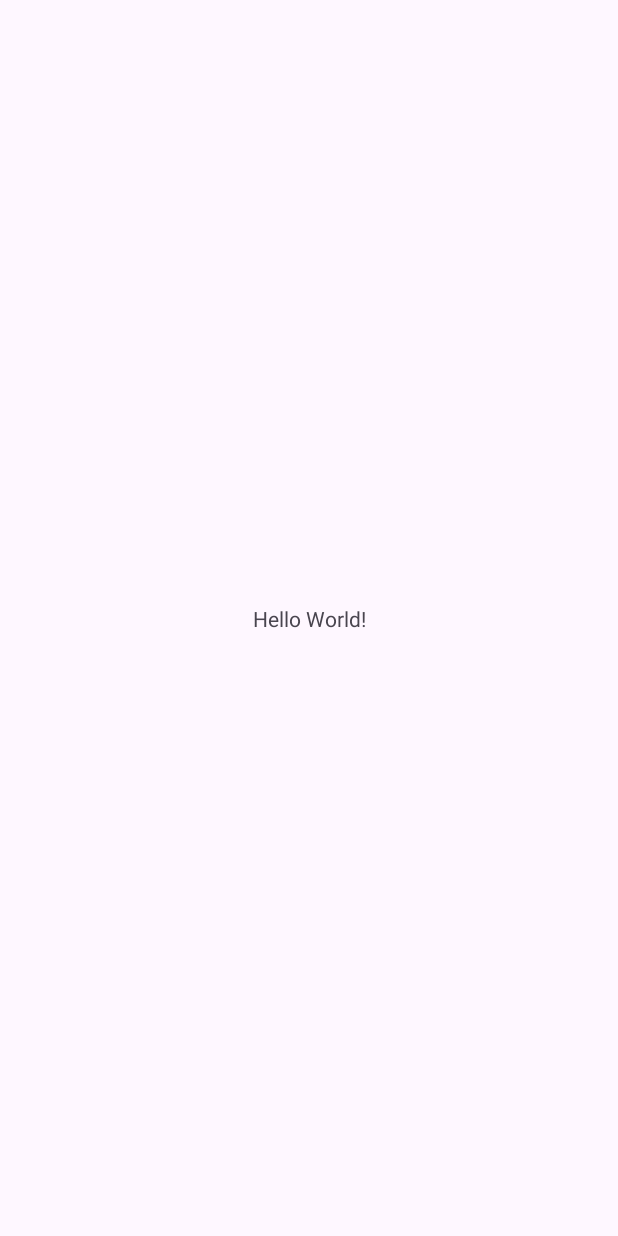
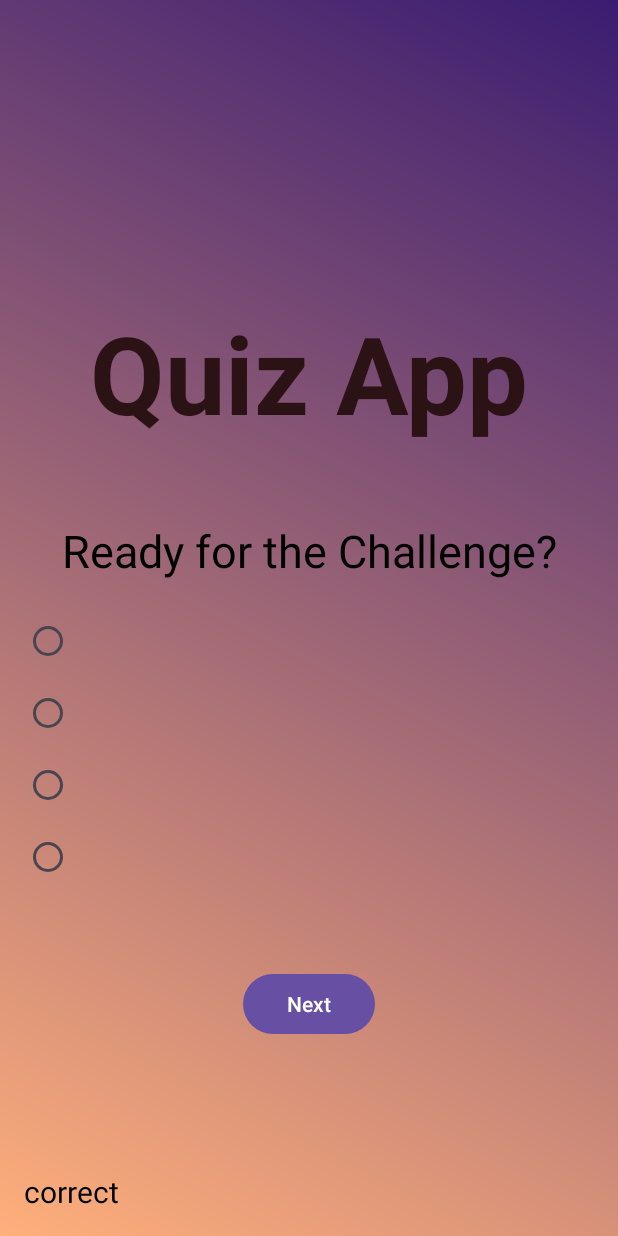
Before and after one commit to MinhNhatQA15101910/TheQuizApp, an Android app: the screen it shows after launch (MainActivity), on a phone screen of 412 x 824 dp. Before the commit the screen is almost empty. Run offline under Robolectric (Android 15) with nearby library versions, the phone set to English and light mode, and no system bars; our stand-ins replace data binding.

Commit message:
Main Activity Layout.

```diff
--- a/app/build.gradle.kts
+++ b/app/build.gradle.kts
@@ -29,6 +29,10 @@ android {
         sourceCompatibility = JavaVersion.VERSION_1_8
         targetCompatibility = JavaVersion.VERSION_1_8
     }
+
+    buildFeatures {
+        dataBinding = true
+    }
 }
 
 dependencies {
--- /dev/null
+++ b/app/src/main/res/drawable/gradient_back.xml
@@ -0,0 +1,13 @@
+<?xml version="1.0" encoding="utf-8"?>
+<shape xmlns:android="http://schemas.android.com/apk/res/android"
+    android:shape="rectangle">
+
+    <gradient
+        android:angle="45"
+        android:endColor="#3A1C71"
+        android:startColor="#FFAF7B"
+        android:type="linear" />
+
+    <corners android:radius="0dp" />
+
+</shape>
--- a/app/src/main/res/layout/activity_main.xml
+++ b/app/src/main/res/layout/activity_main.xml
@@ -1,19 +1,97 @@
 <?xml version="1.0" encoding="utf-8"?>
-<androidx.constraintlayout.widget.ConstraintLayout xmlns:android="http://schemas.android.com/apk/res/android"
+<layout xmlns:android="http://schemas.android.com/apk/res/android"
     xmlns:app="http://schemas.android.com/apk/res-auto"
-    xmlns:tools="http://schemas.android.com/tools"
+    xmlns:tools="http://schemas.android.com/tools">
+
+    <androidx.constraintlayout.widget.ConstraintLayout
         android:id="@+id/main"
         android:layout_width="match_parent"
         android:layout_height="match_parent"
+        android:background="@drawable/gradient_back"
         tools:context=".MainActivity">
 
         <TextView
+            android:id="@+id/title_text_view"
             android:layout_width="wrap_content"
             android:layout_height="wrap_content"
-        android:text="Hello World!"
-        app:layout_constraintBottom_toBottomOf="parent"
+            android:layout_marginTop="200dp"
+            android:text="Quiz App"
+            android:textColor="#2B1315"
+            android:textSize="72sp"
+            android:textStyle="bold"
             app:layout_constraintEnd_toEndOf="parent"
             app:layout_constraintStart_toStartOf="parent"
             app:layout_constraintTop_toTopOf="parent" />
 
+        <TextView
+            android:id="@+id/question_text_view"
+            android:layout_width="wrap_content"
+            android:layout_height="wrap_content"
+            android:layout_marginTop="50dp"
+            android:text="Ready for the Challenge?"
+            android:textColor="@color/black"
+            android:textSize="30sp"
+            app:layout_constraintEnd_toEndOf="parent"
+            app:layout_constraintStart_toStartOf="parent"
+            app:layout_constraintTop_toBottomOf="@id/title_text_view" />
+
+        <RadioGroup
+            android:id="@+id/options_radio_group"
+            android:layout_width="wrap_content"
+            android:layout_height="192dp"
+            android:layout_marginStart="16dp"
+            android:layout_marginTop="16dp"
+            app:layout_constraintStart_toStartOf="parent"
+            app:layout_constraintTop_toBottomOf="@id/question_text_view">
+
+            <RadioButton
+                android:id="@+id/radio_button_1"
+                android:layout_width="match_parent"
+                android:layout_height="wrap_content"
+                android:textSize="30sp" />
+
+            <RadioButton
+                android:id="@+id/radio_button_2"
+                android:layout_width="match_parent"
+                android:layout_height="wrap_content"
+                android:textSize="30sp" />
+
+            <RadioButton
+                android:id="@+id/radio_button_3"
+                android:layout_width="match_parent"
+                android:layout_height="wrap_content"
+                android:textSize="30sp" />
+
+            <RadioButton
+                android:id="@+id/radio_button_4"
+                android:layout_width="match_parent"
+                android:layout_height="wrap_content"
+                android:textSize="30sp" />
+
+        </RadioGroup>
+
+        <Button
+            android:id="@+id/next_btn"
+            android:layout_width="wrap_content"
+            android:layout_height="wrap_content"
+            android:layout_marginTop="50dp"
+            android:text="Next"
+            app:layout_constraintEnd_toEndOf="parent"
+            app:layout_constraintStart_toStartOf="parent"
+            app:layout_constraintTop_toBottomOf="@id/options_radio_group" />
+
+        <TextView
+            android:id="@+id/result_text_view"
+            android:layout_width="0dp"
+            android:layout_height="wrap_content"
+            android:layout_marginStart="16dp"
+            android:layout_marginBottom="16dp"
+            android:text="correct"
+            android:textColor="@color/black"
+            android:textSize="20sp"
+            app:layout_constraintBottom_toBottomOf="parent"
+            app:layout_constraintEnd_toEndOf="parent"
+            app:layout_constraintStart_toStartOf="parent" />
+
     </androidx.constraintlayout.widget.ConstraintLayout>
+</layout>
```
Lines whose indentation alone changed are shown as unchanged.
